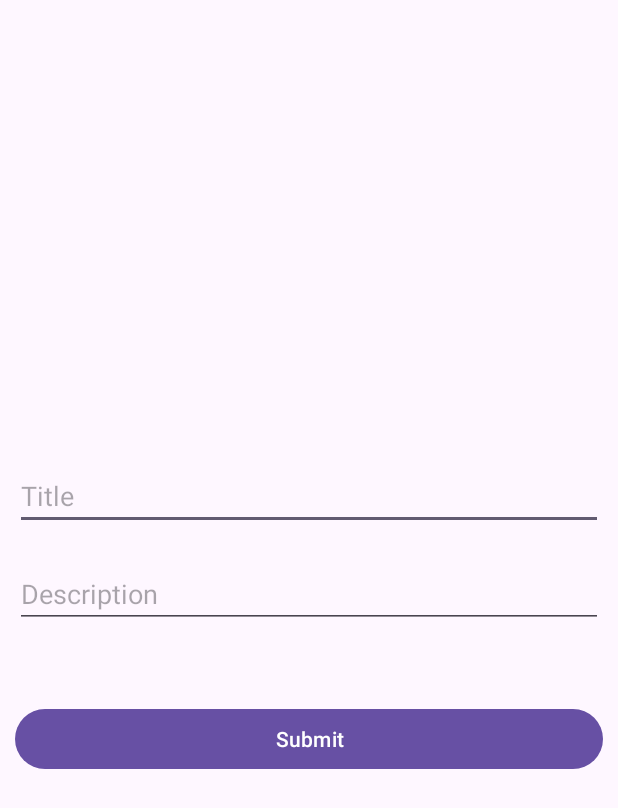
After one commit to Shailesh2323Patil/UnitTestingWithCheezyCode, an Android app: the FirstActivity screen opened directly, with no data from a screen before it, on a phone screen of 412 x 824 dp. The commit adds this screen. Shown: the top 808 px of the screen. Run offline under Robolectric (Android 15) with nearby library versions, the phone set to English and light mode, and no system bars.

Commit message:
Ui Test With Example

```diff
--- a/app/src/main/java/com/example/unittestingwithcheezycode/MainViewModel.kt
+++ b/app/src/main/java/com/example/unittestingwithcheezycode/main/MainViewModel.kt
@@ -1,4 +1,4 @@
-package com.example.unittestingwithcheezycode
+package com.example.unittestingwithcheezycode.main
 
 import android.content.Context
 import androidx.lifecycle.ViewModel
--- a/app/src/main/java/com/example/unittestingwithcheezycode/MainViewModelFactory.kt
+++ b/app/src/main/java/com/example/unittestingwithcheezycode/main/MainViewModelFactory.kt
@@ -1,4 +1,4 @@
-package com.example.unittestingwithcheezycode
+package com.example.unittestingwithcheezycode.main
 
 import android.content.Context
 import androidx.lifecycle.ViewModel
--- a/app/src/main/java/com/example/unittestingwithcheezycode/Quote.kt
+++ b/app/src/main/java/com/example/unittestingwithcheezycode/main/Quote.kt
@@ -1,3 +1,3 @@
-package com.example.unittestingwithcheezycode
+package com.example.unittestingwithcheezycode.main
 
 data class Quote(val text: String, val author: String )
--- /dev/null
+++ b/app/src/main/java/com/example/unittestingwithcheezycode/second/FirstActivity.kt
@@ -0,0 +1,26 @@
+package com.example.unittestingwithcheezycode.second
+
+import android.content.Intent
+import androidx.appcompat.app.AppCompatActivity
+import android.os.Bundle
+import android.widget.Button
+import android.widget.EditText
+import com.example.unittestingwithcheezycode.R
+
+class FirstActivity : AppCompatActivity() {
+    override fun onCreate(savedInstanceState: Bundle?) {
+        super.onCreate(savedInstanceState)
+        setContentView(R.layout.activity_first)
+
+        var editTitle = findViewById<EditText>(R.id.editTitle)
+        var editDescription = findViewById<EditText>(R.id.editDescription)
+        var btnSubmit = findViewById<Button>(R.id.btnSubmit)
+
+        btnSubmit.setOnClickListener {
+            var message = "${editTitle.text} || ${editDescription.text}"
+            var intent = Intent(this@FirstActivity, SecondActivity::class.java)
+            intent.putExtra("message", message)
+            startActivity(intent)
+        }
+    }
+}
--- /dev/null
+++ b/app/src/main/res/layout/activity_first.xml
@@ -0,0 +1,42 @@
+<?xml version="1.0" encoding="utf-8"?>
+<androidx.constraintlayout.widget.ConstraintLayout
+    xmlns:android="http://schemas.android.com/apk/res/android"
+    xmlns:app="http://schemas.android.com/apk/res-auto"
+    xmlns:tools="http://schemas.android.com/tools"
+    android:layout_width="match_parent"
+    android:layout_height="match_parent"
+    tools:context=".second.FirstActivity">
+
+    <LinearLayout
+        android:layout_width="match_parent"
+        android:layout_height="wrap_content"
+        android:layout_margin="10dp"
+        app:layout_constraintTop_toTopOf="parent"
+        app:layout_constraintBottom_toBottomOf="parent"
+        android:orientation="vertical">
+
+        <EditText
+            android:id="@+id/editTitle"
+            android:layout_width="match_parent"
+            android:layout_height="wrap_content"
+            android:hint="@string/title"/>
+
+        <EditText
+            android:id="@+id/editDescription"
+            android:layout_width="match_parent"
+            android:layout_height="wrap_content"
+            android:layout_marginTop="20dp"
+            android:hint="@string/description"/>
+
+        <Button
+            android:id="@+id/btnSubmit"
+            android:layout_width="match_parent"
+            android:layout_height="wrap_content"
+            android:layout_marginTop="50dp"
+            android:text="@string/submit"/>
+
+    </LinearLayout>
+
+
+
+</androidx.constraintlayout.widget.ConstraintLayout>
--- a/app/src/main/res/values/strings.xml
+++ b/app/src/main/res/values/strings.xml
@@ -1,3 +1,7 @@
 <resources>
     <string name="app_name">UnitTestingWithCheezyCode</string>
+    <string name="title">Title</string>
+    <string name="description">Description</string>
+    <string name="submit">Submit</string>
+    <string name="firstActivity">First Activity</string>
 </resources>
```
Also changed, not shown: app/build.gradle (+8 -1 lines), app/src/main/AndroidManifest.xml (+7 -1 lines), app/src/main/java/com/example/unittestingwithcheezycode/main/MainActivity.kt (renamed from app/src/main/java/com/example/unittestingwithcheezycode/MainActivity.kt, +11 -1 lines), app/src/main/java/com/example/unittestingwithcheezycode/second/SecondActivity.kt (added, +17 -0 lines), app/src/main/res/layout/activity_main.xml (+17 -1 lines), app/src/main/res/layout/activity_second.xml (added, +22 -0 lines), app/src/main/assets/quotes.json, 2 other files.
